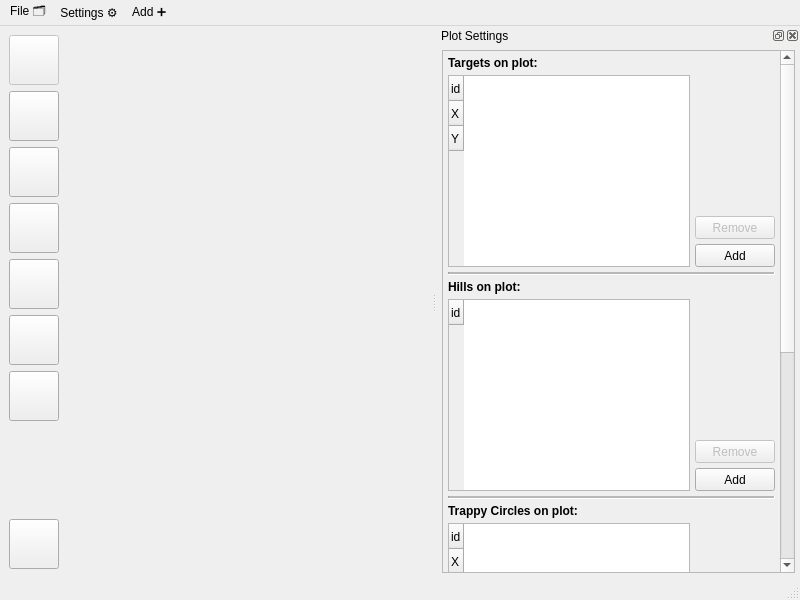
Above: main/mainwindow.ui from UmbrellaLeaf5/locus_no_pilotus before the change. Below: the same form after it.
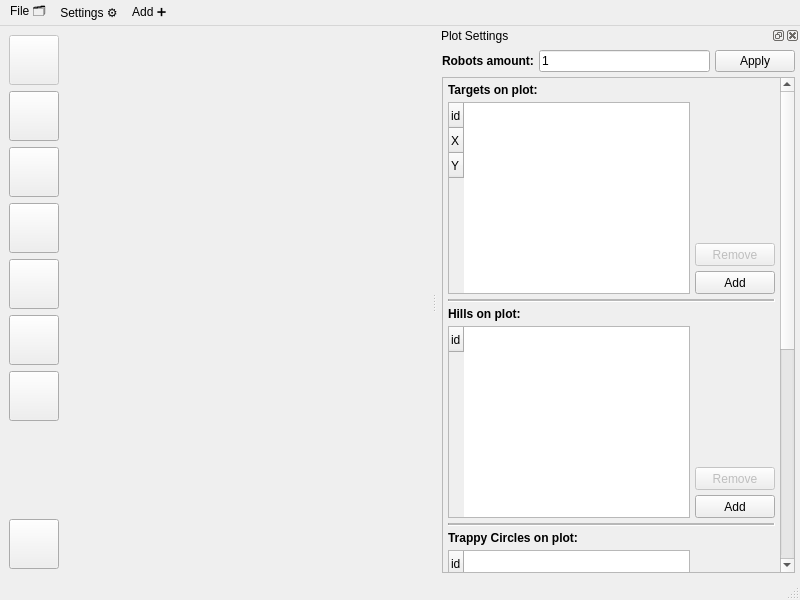
That is the form after the change. Icons and pictures are not drawn. Custom widgets are drawn as their Qt base class.

Commit message: add amount of robots feature

```diff
--- a/main/mainwindow.ui
+++ b/main/mainwindow.ui
@@ -446,7 +446,7 @@
    <property name="minimumSize">
     <size>
      <width>175</width>
-     <height>130</height>
+     <height>153</height>
     </size>
    </property>
    <property name="baseSize">
@@ -512,6 +512,41 @@
      <property name="bottomMargin">
       <number>5</number>
      </property>
+     <item>
+      <layout class="QHBoxLayout" name="horizontalLayout">
+       <item>
+        <widget class="QPushButton" name="robotsApplyAmountPushButton">
+         <property name="styleSheet">
+          <string notr="true">QPushButton::hover{background-color: rgb(184, 184, 184);border: 1px solid #6f6f6f;}
+QPushButton::pressed{background-color: rgb(135, 135, 135);}
+              </string>
+         </property>
+         <property name="text">
+          <string>Apply</string>
+         </property>
+        </widget>
+       </item>
+       <item>
+        <widget class="QLineEdit" name="robotsAmountLineEdit">
+         <property name="text">
+          <string>1</string>
+         </property>
+        </widget>
+       </item>
+       <item>
+        <widget class="QLabel" name="label">
+         <property name="font">
+          <font>
+           <bold>true</bold>
+          </font>
+         </property>
+         <property name="text">
+          <string>Robots amount:</string>
+         </property>
+        </widget>
+       </item>
+      </layout>
+     </item>
      <item>
       <widget class="QScrollArea" name="guiObjectsScrollArea">
        <property name="baseSize">
```
The commit also changes 8 other files.
